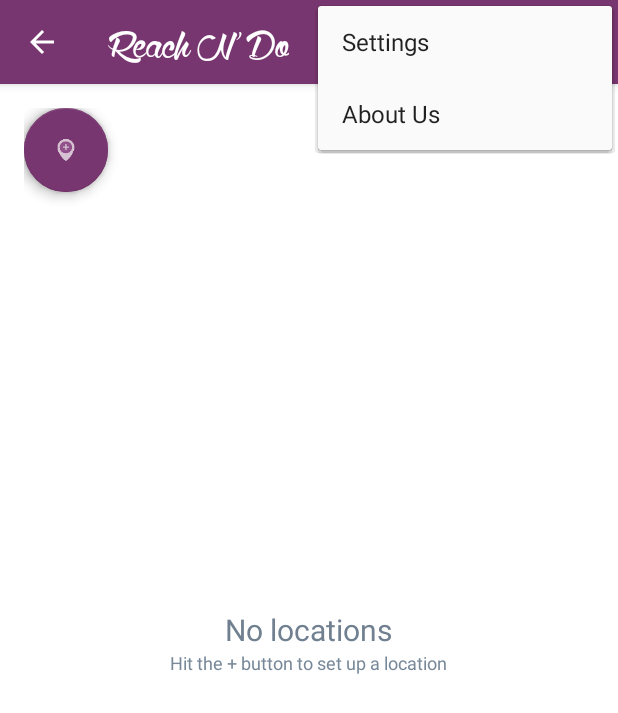
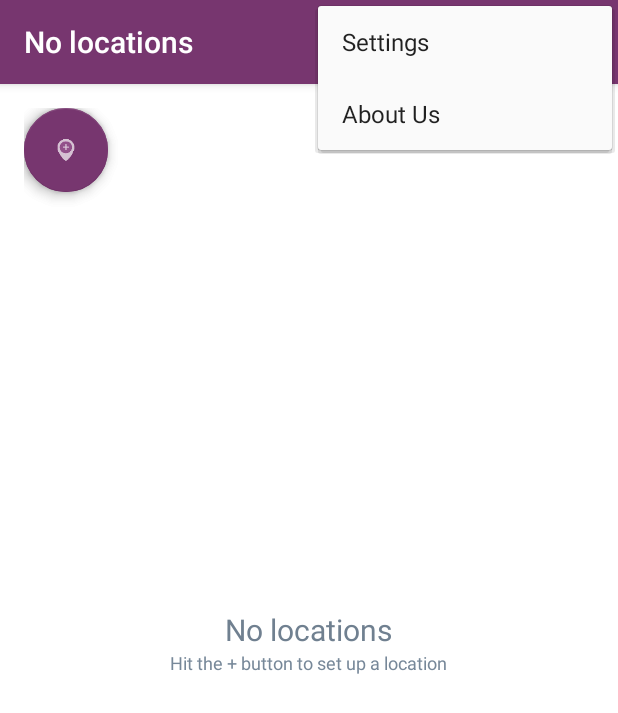
Before and after one commit to antoniopedrofraga/reachndo, an Android app: the screen it shows after launch (MainMenu), with the options menu open, on a phone screen of 412 x 824 dp. Shown: the top 713 px of the screen. Run offline under Robolectric (Android 15) with nearby library versions, the phone set to English and light mode, and no system bars; libraries missing offline, so code that uses them is left out: com.afollestad.materialdialogs, com.balysv.materialmenu, com.github.clans.fab, com.tokenautocomplete; plain views replace FloatingActionButton, FloatingActionMenu; 9 statements that could not run were skipped.

Commit message:
I liked it

```diff
--- /dev/null
+++ b/ReachNDo/app/src/main/java/com/reachndo/managers/ActionBarManager.java
@@ -0,0 +1,51 @@
+package com.reachndo.managers;
+
+
+import android.app.Activity;
+import android.content.Context;
+import android.graphics.Typeface;
+import android.support.v7.app.ActionBar;
+import android.text.SpannableStringBuilder;
+import android.text.Spanned;
+import android.text.style.RelativeSizeSpan;
+
+import com.reachndo.CustomTypefaceSpan;
+import com.reachndo.R;
+
+/**
+ * Created by Pedro Fraga on 29-Aug-16.
+ */
+public class ActionBarManager {
+
+    CharSequence title = "Reach N' Do";
+    ActionBar actionBar;
+    SpannableStringBuilder spannableStringBuilder;
+
+    public ActionBarManager (ActionBar actionBar, Activity activity) {
+        this.actionBar = actionBar;
+        this.title = activity.getTitle();
+        this.spannableStringBuilder = new SpannableStringBuilder(activity.getResources().getString(R.string.app_name));
+        loadTitleFont(activity);
+    }
+
+    public void loadTitleFont(Activity activity) {
+        Typeface font = Typeface.createFromAsset(activity.getAssets(), "fonts/WolfintheCity.otf");
+        spannableStringBuilder.setSpan(new RelativeSizeSpan(2f), 0, spannableStringBuilder.length(), 0);
+        spannableStringBuilder.setSpan(new CustomTypefaceSpan("", font), 0, spannableStringBuilder.length(), Spanned.SPAN_COMPOSING);
+    }
+
+    public void updateTitle(CharSequence title) {
+        this.title = title;
+        actionBar.setDisplayShowTitleEnabled(true);
+        actionBar.setTitle(title);
+    }
+
+    public void updateTitleToAppName() {
+        actionBar.setDisplayShowTitleEnabled(true);
+        actionBar.setTitle(spannableStringBuilder);
+    }
+
+    public CharSequence getTitle() {
+        return title;
+    }
+}
--- a/ReachNDo/app/src/main/java/com/reachndo/states/fragments/NavigationDrawerFragment.java
+++ b/ReachNDo/app/src/main/java/com/reachndo/states/fragments/NavigationDrawerFragment.java
@@ -1,8 +1,5 @@
 package com.reachndo.states.fragments;
 
-
-import android.graphics.Typeface;
-import android.support.v7.app.AppCompatActivity;
 import android.app.Activity;
 import android.support.v7.app.ActionBar;
 import android.support.v4.app.Fragment;
@@ -13,9 +10,6 @@ import android.content.SharedPreferences;
 import android.content.res.Configuration;
 import android.os.Bundle;
 import android.preference.PreferenceManager;
-import android.text.SpannableStringBuilder;
-import android.text.Spanned;
-import android.text.style.RelativeSizeSpan;
 import android.view.LayoutInflater;
 import android.view.Menu;
 import android.view.MenuInflater;
@@ -25,7 +19,6 @@ import android.view.ViewGroup;
 import android.widget.AdapterView;
 import android.widget.ListView;
 
-import com.reachndo.CustomTypefaceSpan;
 import com.reachndo.adapters.LocationListAdapter;
 import com.reachndo.R;
 import com.service.Location;
@@ -167,9 +160,9 @@ public class NavigationDrawerFragment extends Fragment {
         mDrawerLayout.setDrawerShadow(R.drawable.drawer_shadow, GravityCompat.START);
         // set up the drawer's list view with items and click listener
 
-        ActionBar actionBar = getActionBar();
+        /*ActionBar actionBar = getActionBar();
         actionBar.setDisplayHomeAsUpEnabled(true);
-        actionBar.setHomeButtonEnabled(true);
+        actionBar.setHomeButtonEnabled(true);*/
 
         // ActionBarDrawerToggle ties together the the proper interactions
         // between the navigation drawer and the action bar app icon.
@@ -288,27 +281,13 @@ public class NavigationDrawerFragment extends Fragment {
         // showGlobalContextActionBar, which controls the top-left area of the action bar.
         if (mDrawerLayout != null && isDrawerOpen()) {
             inflater.inflate(R.menu.global, menu);
-            showGlobalContextActionBar();
         }
 
 
         super.onCreateOptionsMenu(menu, inflater);
     }
 
-    private void showGlobalContextActionBar() {
-        ActionBar actionBar = getActionBar();
-        actionBar.setDisplayShowTitleEnabled(true);
-        actionBar.setNavigationMode(ActionBar.NAVIGATION_MODE_STANDARD);
-        Typeface font2 = Typeface.createFromAsset(getContext().getAssets(), "fonts/WolfintheCity.otf");
-        SpannableStringBuilder ss = new SpannableStringBuilder("Reach N' Do");
-        ss.setSpan(new RelativeSizeSpan(2f), 0, ss.length(), 0);
-        ss.setSpan(new CustomTypefaceSpan("", font2), 0, ss.length(), Spanned.SPAN_COMPOSING);
-        actionBar.setTitle(ss);
-    }
 
-    private ActionBar getActionBar() {
-        return ((AppCompatActivity) getActivity()).getSupportActionBar();
-    }
 
     public void setLocationAdapter(ArrayList<Location> locations) {
         this.locationAdapter.setLocations(locations);
--- a/ReachNDo/app/src/main/java/com/reachndo/states/fragments/PlaceholderFragment.java
+++ b/ReachNDo/app/src/main/java/com/reachndo/states/fragments/PlaceholderFragment.java
@@ -56,9 +56,7 @@ import com.utilities.Utilities;
 import java.io.IOException;
 import java.util.ArrayList;
 
-/**
- * Created by Pedro Fraga on 26-Aug-16.
- */
+
 public class PlaceholderFragment extends Fragment {
 
     private int when;
@@ -312,10 +310,9 @@ public class PlaceholderFragment extends Fragment {
 
                 Log.d("Debug Location added", Singleton.getLocations().size() + "");
                 NavigationDrawerFragment nd = NavigationDrawerFragment.getInstance();
-                nd.setLocationAdapter((ArrayList<Location>) Singleton.getLocations());
+                nd.setLocationAdapter(Singleton.getLocations());
                 nd.selectItem(Singleton.getLocations().size() - 1);
-                MainMenu menu = MainMenu.getInstance();
-                menu.updateTitle(name.getText().toString());
+                MainMenu.getInstance().getActionBarManager().updateTitle(name.getText().toString());
                 locationPicker.dismiss();
             }
         });
@@ -707,11 +704,10 @@ public class PlaceholderFragment extends Fragment {
         final Contact number = new Contact("", "");
         contacts.add(0, number);
 
-        boolean wrapInScrollView = true;
         final MaterialDialog smsPicker =
                 new MaterialDialog.Builder(getContext())
                         .title(R.string.sms_dialog_title)
-                        .customView(R.layout.sms_layout, wrapInScrollView)
+                        .customView(R.layout.sms_layout, true)
                         .positiveText(android.R.string.ok)
                         .autoDismiss(false)
                         .negativeText(android.R.string.cancel)
@@ -957,7 +953,7 @@ public class PlaceholderFragment extends Fragment {
                                            String permissions[], int[] grantResults) {
         switch (requestCode) {
             case MY_PERMISSIONS_REQUEST_READ_CONTACTS: {
-                // If request is cancelled, the result arrays are empty.
+                /* If request is cancelled, the result arrays are empty. */
                 if (grantResults.length > 0
                         && grantResults[0] == PackageManager.PERMISSION_GRANTED) {
 
@@ -965,12 +961,12 @@ public class PlaceholderFragment extends Fragment {
 
                 } else {
 
-                    Toast.makeText(getContext(), "Since the permission to read contacts was not granted you can't access this functionality.", Toast.LENGTH_SHORT);
+                    Toast.makeText(getContext(), "Since the permission to read contacts was not granted you can't access this functionality.", Toast.LENGTH_SHORT).show();
                 }
                 return;
             }
             default:
-                Toast.makeText(getContext(), "WRONG CODE", Toast.LENGTH_SHORT);
+                Toast.makeText(getContext(), "WRONG CODE", Toast.LENGTH_SHORT).show();
                 break;
         }
     }
```
Also changed, not shown: ReachNDo/app/src/main/java/com/reachndo/states/MainMenu.java (+30 -40 lines).
